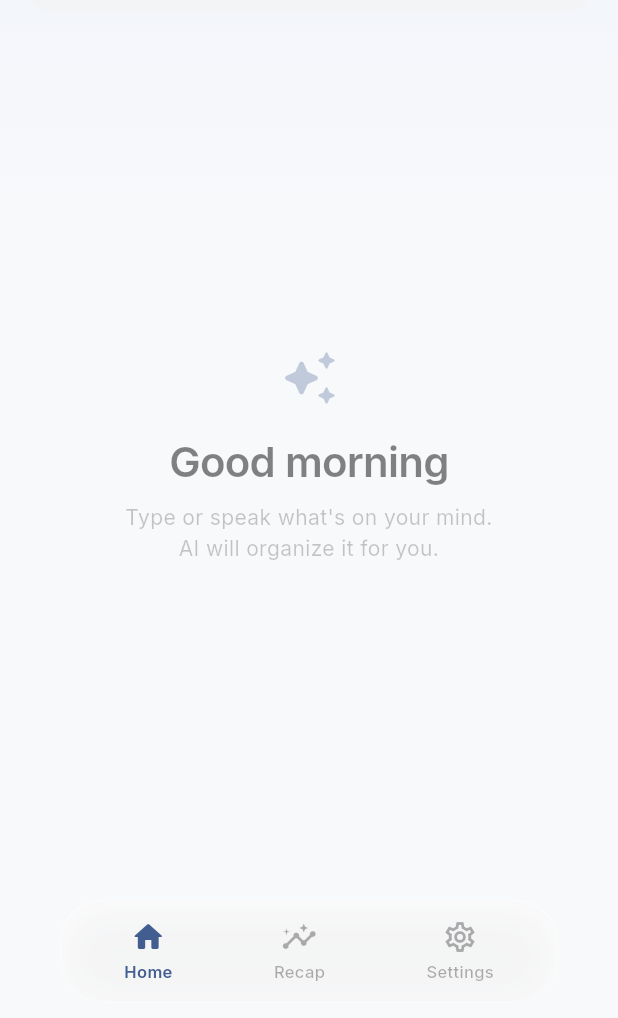
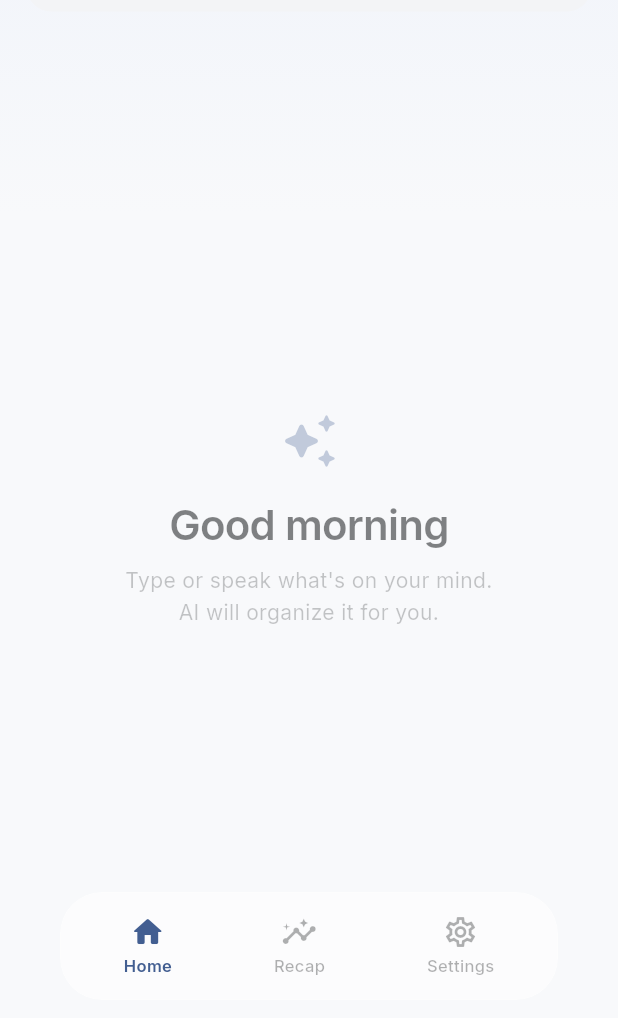
Before and after one commit to SeaL773/clarity, a Flutter app: the screen it shows after launch, on a phone screen of 412 x 824 dp, the part 218-1236 px from its top. Run offline on Flutter 3.47's test engine with Material 3 defaults, Android fonts, the phone set to English and light mode, and no system bars; our stand-ins replace dio, google_fonts, speech_to_text.

Commit message:
fix: floating frosted glass pill nav using Stack + BackdropFilter

```diff
--- a/frontend/clarity_app/lib/screens/main_shell.dart
+++ b/frontend/clarity_app/lib/screens/main_shell.dart
@@ -25,31 +25,32 @@ class _MainShellState extends State<MainShell> {
     final theme = Theme.of(context);
 
     return Scaffold(
-      extendBody: true,
-      body: IndexedStack(
+      body: Stack(
+        children: [
+          // Pages
+          IndexedStack(
             index: _currentIndex,
             children: _pages,
           ),
-      bottomNavigationBar: SafeArea(
-        child: Padding(
-          padding: const EdgeInsets.fromLTRB(40, 6, 40, 10),
+
+          // Floating frosted nav bar
+          Positioned(
+            left: 40,
+            right: 40,
+            bottom: MediaQuery.of(context).padding.bottom + 12,
             child: ClipRRect(
               borderRadius: BorderRadius.circular(28),
               child: BackdropFilter(
-              filter: ImageFilter.blur(sigmaX: 20, sigmaY: 20),
+                filter: ImageFilter.blur(sigmaX: 25, sigmaY: 25),
                 child: Container(
-                padding: const EdgeInsets.symmetric(horizontal: 8, vertical: 8),
+                  padding: const EdgeInsets.symmetric(horizontal: 8, vertical: 10),
                   decoration: BoxDecoration(
-                  color: Colors.white.withValues(alpha: 0.6),
+                    color: Colors.white.withValues(alpha: 0.55),
                     borderRadius: BorderRadius.circular(28),
-                  border: Border.all(color: Colors.white.withValues(alpha: 0.4)),
-                  boxShadow: [
-                    BoxShadow(
-                      color: Colors.black.withValues(alpha: 0.08),
-                      blurRadius: 24,
-                      offset: const Offset(0, 4),
+                    border: Border.all(
+                      color: Colors.white.withValues(alpha: 0.35),
+                      width: 0.5,
                     ),
-                  ],
                   ),
                   child: Row(
                     mainAxisAlignment: MainAxisAlignment.spaceAround,
@@ -78,6 +79,7 @@ class _MainShellState extends State<MainShell> {
               ),
             ),
           ),
+        ],
       ),
     );
   }
```
Lines whose indentation alone changed are shown as unchanged.
